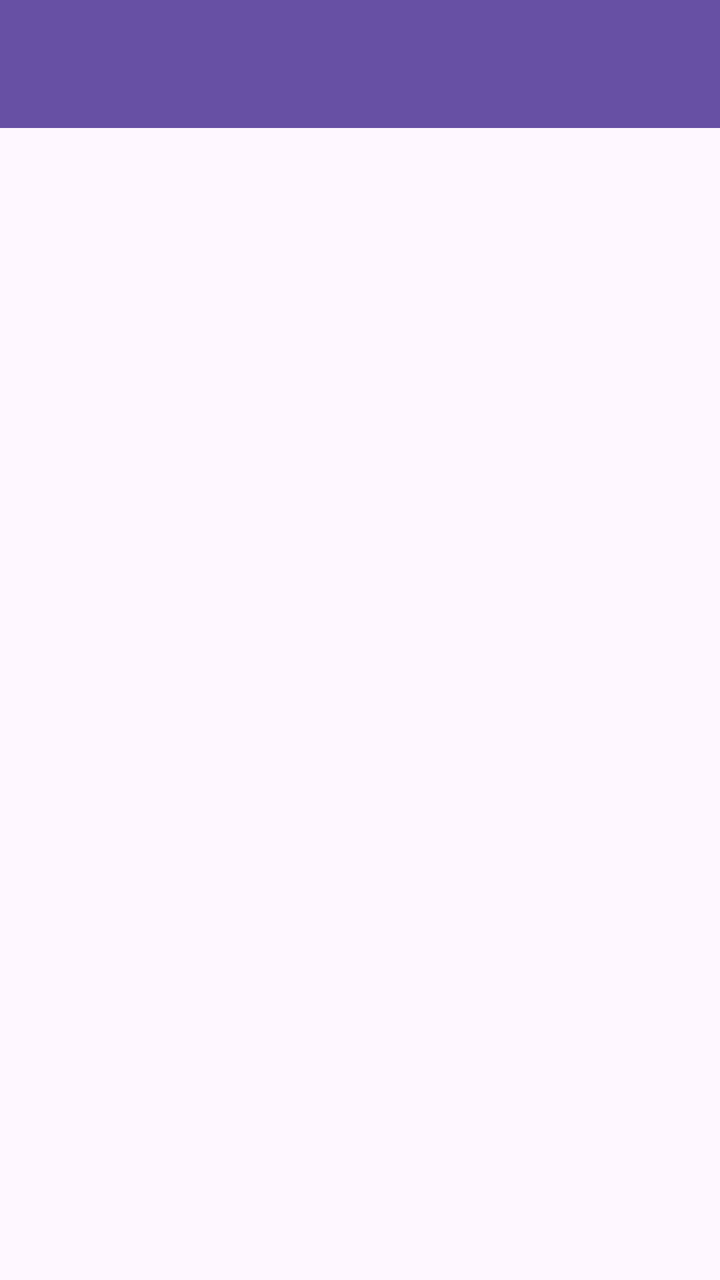
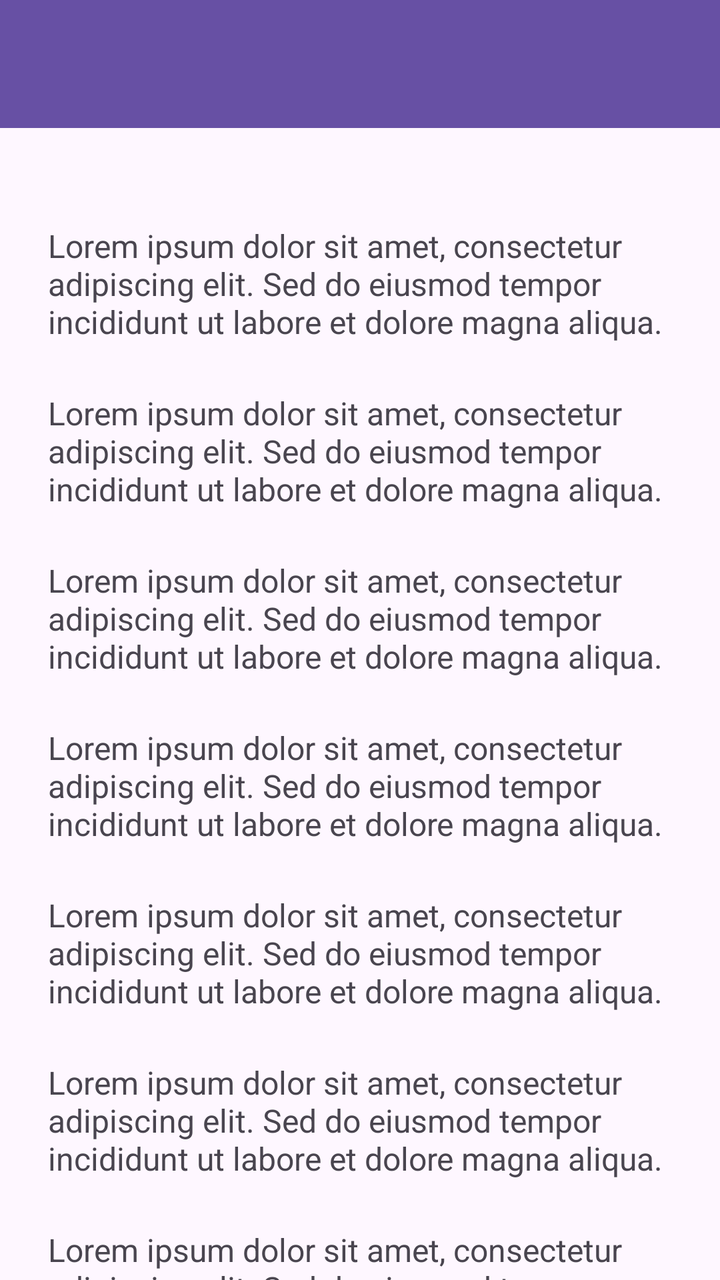

An Android layout rendered at two revisions. The XML below is the earlier revision; the diff shows what the commit changed to produce the second picture.
<!-- AndroidManifest.xml: application theme Theme.IdoApps -->
<!-- res/layout/activity_fifth.xml -->
<?xml version="1.0" encoding="utf-8"?>
<androidx.constraintlayout.widget.ConstraintLayout xmlns:android="http://schemas.android.com/apk/res/android"
    xmlns:app="http://schemas.android.com/apk/res-auto"
    xmlns:tools="http://schemas.android.com/tools"
    android:id="@+id/main"
    android:layout_width="match_parent"
    android:layout_height="match_parent"
    tools:context=".pertemuan_5.FifthActivity">

    <androidx.appcompat.widget.Toolbar
        android:id="@+id/toolbar"
        android:layout_width="match_parent"
        android:layout_height="?attr/actionBarSize"
        android:background="?attr/colorPrimary"
        app:layout_constraintTop_toTopOf="parent"
        app:subtitleTextColor="@android:color/white"
        app:titleTextColor="@android:color/white" />

</androidx.constraintlayout.widget.ConstraintLayout>
<!-- resources referenced by this layout -->
<resources>
  <style name="Theme.IdoApps" parent="Base.Theme.IdoApps" />
  <style name="Base.Theme.IdoApps" parent="Theme.Material3.DayNight.NoActionBar">
          
          
      </style>
</resources>

<!-- the commit's change to res/layout/activity_fifth.xml (unified diff, before → after) -->
@@ -1,5 +1,5 @@
 <?xml version="1.0" encoding="utf-8"?>
-<androidx.constraintlayout.widget.ConstraintLayout xmlns:android="http://schemas.android.com/apk/res/android"
+<androidx.coordinatorlayout.widget.CoordinatorLayout xmlns:android="http://schemas.android.com/apk/res/android"
     xmlns:app="http://schemas.android.com/apk/res-auto"
     xmlns:tools="http://schemas.android.com/tools"
     android:id="@+id/main"
@@ -7,13 +7,145 @@
     android:layout_height="match_parent"
     tools:context=".pertemuan_5.FifthActivity">
 
-    <androidx.appcompat.widget.Toolbar
+    <com.google.android.material.appbar.AppBarLayout
+        android:id="@+id/appBarLayout"
+        android:layout_width="match_parent"
+        android:layout_height="wrap_content"
+        android:theme="@style/ThemeOverlay.AppCompat.Dark.ActionBar">
+
+        <androidx.appcompat.widget.Toolbar
         android:id="@+id/toolbar"
         android:layout_width="match_parent"
         android:layout_height="?attr/actionBarSize"
         android:background="?attr/colorPrimary"
         app:layout_constraintTop_toTopOf="parent"
         app:subtitleTextColor="@android:color/white"
-        app:titleTextColor="@android:color/white" />
+        app:titleTextColor="@android:color/white"
+        app:layout_scrollFlags="scroll|enterAlways"/>
 
-</androidx.constraintlayout.widget.ConstraintLayout>
+    </com.google.android.material.appbar.AppBarLayout>
+
+    
+    <androidx.core.widget.NestedScrollView
+        android:layout_width="match_parent"
+        android:layout_height="match_parent"
+        app:layout_behavior="@string/appbar_scrolling_view_behavior"
+        android:padding="24dp"
+        android:clipToPadding="false">
+
+        <LinearLayout
+            android:layout_width="match_parent"
+            android:layout_height="wrap_content"
+            android:orientation="vertical"
+            android:gravity="center_horizontal">
+
+
+
+            
+            <TextView
+                android:layout_width="match_parent"
+                android:layout_height="wrap_content"
+                android:text="Lorem ipsum dolor sit amet, consectetur adipiscing elit. Sed do eiusmod tempor incididunt ut labore et dolore magna aliqua. "
+                android:textSize="16sp"
+                android:layout_marginTop="24dp" />
+            <TextView
+                android:layout_width="match_parent"
+                android:layout_height="wrap_content"
+                android:text="Lorem ipsum dolor sit amet, consectetur adipiscing elit. Sed do eiusmod tempor incididunt ut labore et dolore magna aliqua. "
+                android:textSize="16sp"
+                android:layout_marginTop="24dp" />
+            <TextView
+                android:layout_width="match_parent"
+                android:layout_height="wrap_content"
+                android:text="Lorem ipsum dolor sit amet, consectetur adipiscing elit. Sed do eiusmod tempor incididunt ut labore et dolore magna aliqua. "
+                android:textSize="16sp"
+                android:layout_marginTop="24dp" />
+            <TextView
+                android:layout_width="match_parent"
+                android:layout_height="wrap_content"
+                android:text="Lorem ipsum dolor sit amet, consectetur adipiscing elit. Sed do eiusmod tempor incididunt ut labore et dolore magna aliqua. "
+                android:textSize="16sp"
+                android:layout_marginTop="24dp" />
+            <TextView
+                android:layout_width="match_parent"
+                android:layout_height="wrap_content"
+                android:text="Lorem ipsum dolor sit amet, consectetur adipiscing elit. Sed do eiusmod tempor incididunt ut labore et dolore magna aliqua. "
+                android:textSize="16sp"
+                android:layout_marginTop="24dp" />
+            <TextView
+                android:layout_width="match_parent"
+                android:layout_height="wrap_content"
+                android:text="Lorem ipsum dolor sit amet, consectetur adipiscing elit. Sed do eiusmod tempor incididunt ut labore et dolore magna aliqua. "
+                android:textSize="16sp"
+                android:layout_marginTop="24dp" />
+            <TextView
+                android:layout_width="match_parent"
+                android:layout_height="wrap_content"
+                android:text="Lorem ipsum dolor sit amet, consectetur adipiscing elit. Sed do eiusmod tempor incididunt ut labore et dolore magna aliqua. "
+                android:textSize="16sp"
+                android:layout_marginTop="24dp" />
+            <TextView
+                android:layout_width="match_parent"
+                android:layout_height="wrap_content"
+                android:text="Lorem ipsum dolor sit amet, consectetur adipiscing elit. Sed do eiusmod tempor incididunt ut labore et dolore magna aliqua. "
+                android:textSize="16sp"
+                android:layout_marginTop="24dp" />
+            <TextView
+                android:layout_width="match_parent"
+                android:layout_height="wrap_content"
+                android:text="Lorem ipsum dolor sit amet, consectetur adipiscing elit. Sed do eiusmod tempor incididunt ut labore et dolore magna aliqua. "
+                android:textSize="16sp"
+                android:layout_marginTop="24dp" />
+            <TextView
+                android:layout_width="match_parent"
+                android:layout_height="wrap_content"
+                android:text="Lorem ipsum dolor sit amet, consectetur adipiscing elit. Sed do eiusmod tempor incididunt ut labore et dolore magna aliqua. "
+                android:textSize="16sp"
+                android:layout_marginTop="24dp" />
+            <TextView
+                android:layout_width="match_parent"
+                android:layout_height="wrap_content"
+                android:text="Lorem ipsum dolor sit amet, consectetur adipiscing elit. Sed do eiusmod tempor incididunt ut labore et dolore magna aliqua. "
+                android:textSize="16sp"
+                android:layout_marginTop="24dp" />
+            <TextView
+                android:layout_width="match_parent"
+                android:layout_height="wrap_content"
+                android:text="Lorem ipsum dolor sit amet, consectetur adipiscing elit. Sed do eiusmod tempor incididunt ut labore et dolore magna aliqua. "
+                android:textSize="16sp"
+                android:layout_marginTop="24dp" />
+            <TextView
+                android:layout_width="match_parent"
+                android:layout_height="wrap_content"
+                android:text="Lorem ipsum dolor sit amet, consectetur adipiscing elit. Sed do eiusmod tempor incididunt ut labore et dolore magna aliqua. "
+                android:textSize="16sp"
+                android:layout_marginTop="24dp" />
+            <TextView
+                android:layout_width="match_parent"
+                android:layout_height="wrap_content"
+                android:text="Lorem ipsum dolor sit amet, consectetur adipiscing elit. Sed do eiusmod tempor incididunt ut labore et dolore magna aliqua. "
+                android:textSize="16sp"
+                android:layout_marginTop="24dp" />
+            <TextView
+                android:layout_width="match_parent"
+                android:layout_height="wrap_content"
+                android:text="Lorem ipsum dolor sit amet, consectetur adipiscing elit. Sed do eiusmod tempor incididunt ut labore et dolore magna aliqua. "
+                android:textSize="16sp"
+                android:layout_marginTop="24dp" />
+            <TextView
+                android:layout_width="match_parent"
+                android:layout_height="wrap_content"
+                android:text="Lorem ipsum dolor sit amet, consectetur adipiscing elit. Sed do eiusmod tempor incididunt ut labore et dolore magna aliqua. "
+                android:textSize="16sp"
+                android:layout_marginTop="24dp" />
+            <TextView
+                android:layout_width="match_parent"
+                android:layout_height="wrap_content"
+                android:text="Lorem ipsum dolor sit amet, consectetur adipiscing elit. Sed do eiusmod tempor incididunt ut labore et dolore magna aliqua. "
+                android:textSize="16sp"
+                android:layout_marginTop="24dp" />
+        </LinearLayout>
+    </androidx.core.widget.NestedScrollView>
+
+
+</androidx.coordinatorlayout.widget.CoordinatorLayout>
